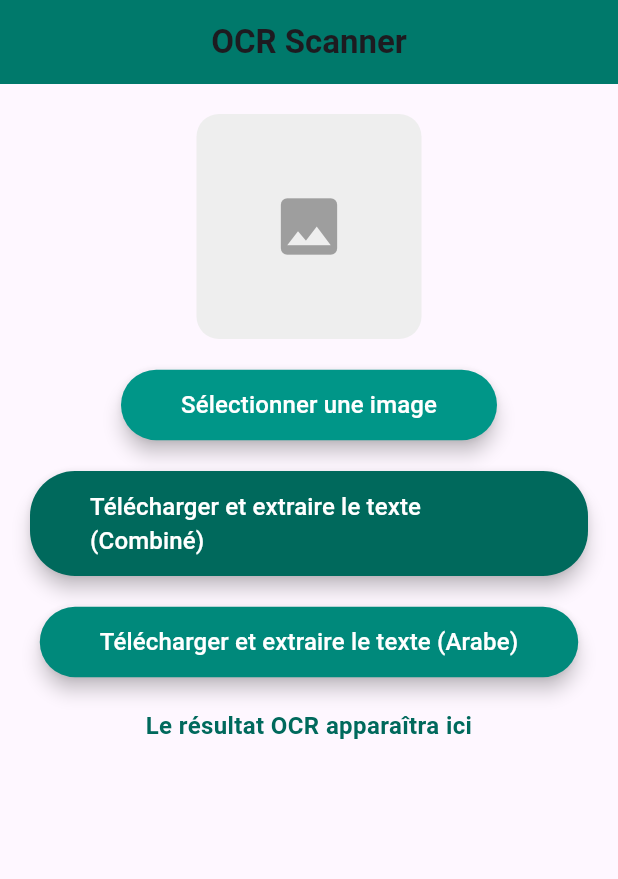
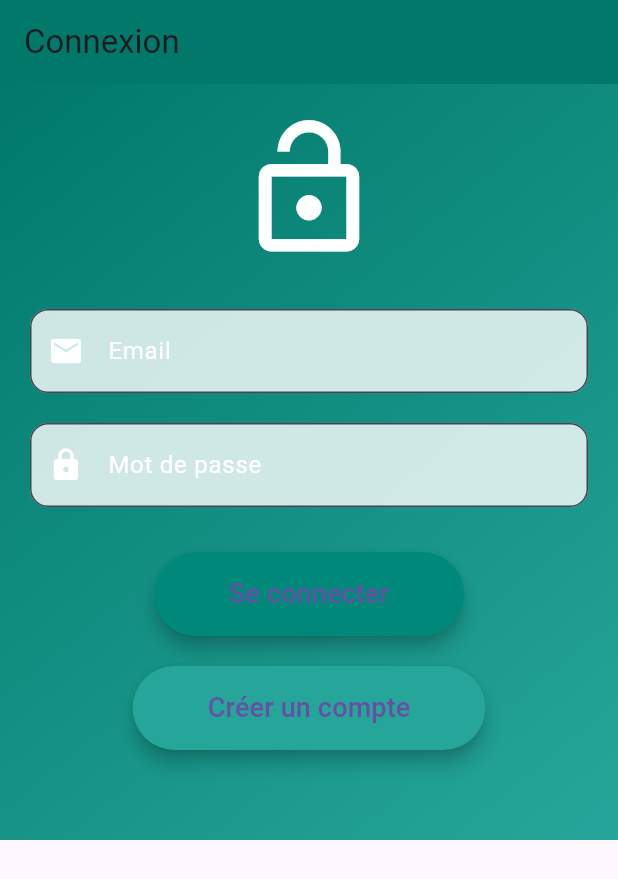
Before and after one commit to NOUTAILAA/ocr-flutter, a Flutter app: the screen it shows after launch, on a phone screen of 412 x 824 dp. Shown: the top 879 px of the screen. Run offline on Flutter 3.47's test engine with Material 3 defaults, Android fonts, the phone set to English and light mode, and no system bars; our stand-ins replace fluttertoast; missing offline and left inert: dart:html; Roboto replaces fonts that are missing (Arial).

Commit message:
add pages

```diff
--- a/lib/main.dart
+++ b/lib/main.dart
@@ -3,11 +3,12 @@ import 'dart:html' as html;
 import 'dart:typed_data';
 import 'package:flutter/material.dart';
 import 'package:http/http.dart' as http;
-import 'package:image_picker/image_picker.dart';
+import 'package:fluttertoast/fluttertoast.dart';
+import 'package:flutter_application_1/signup_page.dart'; // Importation de la page d'inscription
 
 void main() {
   runApp(MaterialApp(
-    home: OcrScreen(),
+    home: LoginPage(),
     theme: ThemeData(
       primarySwatch: Colors.teal,
       fontFamily: 'Arial',
@@ -15,7 +16,180 @@ void main() {
   ));
 }
 
+class LoginPage extends StatefulWidget {
+  @override
+  _LoginPageState createState() => _LoginPageState();
+}
+
+class _LoginPageState extends State<LoginPage> {
+  final _emailController = TextEditingController();
+  final _passwordController = TextEditingController();
+  final _loginKey = GlobalKey<FormState>();
+
+  String _authMessage = "";
+
+  // Fonction pour la connexion (Login)
+  Future<void> _login() async {
+    final email = _emailController.text;
+    final password = _passwordController.text;
+
+    final response = await http.post(
+      Uri.parse('http://127.0.0.1:5001/login'), // URL de ton API Flask
+      headers: {'Content-Type': 'application/json'},
+      body: jsonEncode({'email': email, 'password': password}),
+    );
+
+    if (response.statusCode == 200) {
+      final data = json.decode(response.body);
+      // Sauvegarder le token JWT pour une utilisation future
+      String token = data['access_token'];
+
+      setState(() {
+        _authMessage = "Connexion réussie!";
+      });
+      Fluttertoast.showToast(msg: "Connexion réussie. Token: $token");
+
+      // Naviguer vers la page d'OCR après la connexion
+      Navigator.pushReplacement(
+        context,
+        MaterialPageRoute(builder: (context) => OcrScreen(token: token)),
+      );
+    } else {
+      setState(() {
+        _authMessage = "Erreur de connexion!";
+      });
+      Fluttertoast.showToast(msg: "Erreur de connexion");
+    }
+  }
+
+  @override
+  Widget build(BuildContext context) {
+    return Scaffold(
+      appBar: AppBar(
+        title: Text("Connexion"),
+        backgroundColor: Colors.teal[700],
+      ),
+      body: Container(
+        decoration: BoxDecoration(
+          gradient: LinearGradient(
+            colors: [Colors.teal[700]!, Colors.teal[400]!],
+            begin: Alignment.topLeft,
+            end: Alignment.bottomRight,
+          ),
+        ),
+        padding: EdgeInsets.all(20.0),
+        child: Form(
+          key: _loginKey,
+          child: SingleChildScrollView(
+            child: Column(
+              crossAxisAlignment: CrossAxisAlignment.center,
+              children: [
+                Icon(
+                  Icons.lock_open,
+                  size: 100,
+                  color: Colors.white,
+                ),
+                SizedBox(height: 30),
+                TextFormField(
+                  controller: _emailController,
+                  decoration: InputDecoration(
+                    labelText: 'Email',
+                    labelStyle: TextStyle(color: Colors.white),
+                    prefixIcon: Icon(Icons.email, color: Colors.white),
+                    filled: true,
+                    fillColor: Colors.white.withOpacity(0.8),
+                    border: OutlineInputBorder(
+                      borderRadius: BorderRadius.circular(12),
+                    ),
+                  ),
+                  validator: (value) {
+                    if (value == null || value.isEmpty) {
+                      return 'Email obligatoire';
+                    }
+                    return null;
+                  },
+                ),
+                SizedBox(height: 20),
+                TextFormField(
+                  controller: _passwordController,
+                  decoration: InputDecoration(
+                    labelText: 'Mot de passe',
+                    labelStyle: TextStyle(color: Colors.white),
+                    prefixIcon: Icon(Icons.lock, color: Colors.white),
+                    filled: true,
+                    fillColor: Colors.white.withOpacity(0.8),
+                    border: OutlineInputBorder(
+                      borderRadius: BorderRadius.circular(12),
+                    ),
+                  ),
+                  obscureText: true,
+                  validator: (value) {
+                    if (value == null || value.isEmpty) {
+                      return 'Mot de passe obligatoire';
+                    }
+                    return null;
+                  },
+                ),
+                SizedBox(height: 30),
+                ElevatedButton(
+                  onPressed: () {
+                    if (_loginKey.currentState?.validate() ?? false) {
+                      _login();
+                    }
+                  },
+                  style: ElevatedButton.styleFrom(
+                    backgroundColor: Colors.teal[600],
+                    padding: EdgeInsets.symmetric(horizontal: 50, vertical: 15),
+                    shape: RoundedRectangleBorder(
+                      borderRadius: BorderRadius.circular(30),
+                    ),
+                    elevation: 5,
+                  ),
+                  child: Text(
+                    'Se connecter',
+                    style: TextStyle(fontSize: 18),
+                  ),
+                ),
+                SizedBox(height: 20),
+                ElevatedButton(
+                  onPressed: () {
+                    Navigator.push(
+                      context,
+                      MaterialPageRoute(builder: (context) => SignUpPage()),
+                    );
+                  },
+                  style: ElevatedButton.styleFrom(
+                    backgroundColor: Colors.teal[400],
+                    padding: EdgeInsets.symmetric(horizontal: 50, vertical: 15),
+                    shape: RoundedRectangleBorder(
+                      borderRadius: BorderRadius.circular(30),
+                    ),
+                    elevation: 5,
+                  ),
+                  child: Text(
+                    'Créer un compte',
+                    style: TextStyle(fontSize: 18),
+                  ),
+                ),
+                SizedBox(height: 20),
+                Text(
+                  _authMessage,
+                  style: TextStyle(color: Colors.white),
+                ),
+              ],
+            ),
+          ),
+        ),
+      ),
+    );
+  }
+}
+
 class OcrScreen extends StatefulWidget {
+  final String token;
+
+  OcrScreen({required this.token});
+
   @override
   _OcrScreenState createState() => _OcrScreenState();
 }
@@ -27,9 +201,10 @@ class _OcrScreenState extends State<OcrScreen> {
 
   // Fonction pour choisir une image avec le file picker
   Future<void> _pickImage() async {
-    final html.FileUploadInputElement uploadInput = html.FileUploadInputElement();
-    uploadInput.accept = 'image/*';  // Accepter uniquement les images
-    uploadInput.click();  // Simule un clic pour ouvrir le sélecteur de fichiers
+    final html.FileUploadInputElement uploadInput =
+        html.FileUploadInputElement();
+    uploadInput.accept = 'image/*'; // Accepter uniquement les images
+    uploadInput.click(); // Simule un clic pour ouvrir le sélecteur de fichiers
 
     uploadInput.onChange.listen((e) async {
       final files = uploadInput.files;
@@ -47,8 +222,8 @@ class _OcrScreenState extends State<OcrScreen> {
     });
   }
 
-  // Fonction pour envoyer l'image et récupérer le texte OCR en combiné (arabe et anglais)
-  Future<void> _uploadImage() async {
+  // Fonction pour envoyer l'image et récupérer le texte OCR
+  Future<void> _uploadImage(String endpoint) async {
     if (_imageBytes == null || _imagePath.isEmpty) {
       return; // Assurez-vous que _imageBytes n'est pas nul avant de continuer
     }
@@ -58,54 +233,32 @@ class _OcrScreenState extends State<OcrScreen> {
     final blob = html.Blob([_imageBytes!]);
     formData.appendBlob('image', blob, _imagePath);
 
-    // Envoyer la requête POST avec l'image vers le backend Flask pour extraction combinée
+    // Choisir le bon endpoint pour l'upload
+    String url = 'http://192.168.1.102:5000/$endpoint'; // URL de ton API Flask
+
+    // Envoyer la requête POST avec l'image vers le backend Flask
     try {
       final response = await html.HttpRequest.request(
-        'http://192.168.1.50:5000/upload_combined', // URL de votre API Flask
+        url,
         method: 'POST',
         sendData: formData,
+        requestHeaders: {
+          'Authorization':
+              'Bearer ${widget.token}' // Ajouter le token JWT dans l'entête
+        },
       );
 
       if (response.status == 200) {
         final data = json.decode(response.responseText!);
         setState(() {
-          _extractedText = data['data_combined']; // Réponse combinée (arabe + anglais)
-        });
-      } else {
-        setState(() {
-          _extractedText = "Erreur lors du téléchargement de l'image";
-        });
-      }
-    } catch (e) {
-      setState(() {
-        _extractedText = "Échec de la communication avec le serveur : $e";
-      });
-    }
-  }
-
-  // Fonction pour envoyer l'image et récupérer le texte OCR en arabe
-  Future<void> _uploadImageArabic() async {
-    if (_imageBytes == null || _imagePath.isEmpty) {
-      return; // Assurez-vous que _imageBytes n'est pas nul avant de continuer
-    }
-
-    // Créer un FormData pour envoyer l'image
-    final formData = html.FormData();
-    final blob = html.Blob([_imageBytes!]);
-    formData.appendBlob('image', blob, _imagePath);
-
-    // Envoyer la requête POST avec l'image vers le backend Flask pour extraction en arabe
-    try {
-      final response = await html.HttpRequest.request(
-        'http://192.168.1.50:5000/upload_arabic', // URL de votre API Flask pour l'arabe
-        method: 'POST',
-        sendData: formData,
-      );
-
-      if (response.status == 200) {
-        final data = json.decode(response.responseText!);
-        setState(() {
-          _extractedText = data['data_arabic']; // Réponse en arabe
+          if (endpoint == 'upload') {
+            _extractedText = data['data']; // Réponse en anglais
+          } else if (endpoint == 'upload_arabic') {
+            _extractedText = data['data_arabic']; // Réponse en arabe
+          } else {
+            _extractedText =
+                data['data_combined']; // Réponse combinée (arabe + anglais)
+          }
         });
       } else {
         setState(() {
@@ -162,40 +315,45 @@ class _OcrScreenState extends State<OcrScreen> {
               onPressed: _pickImage,
               style: ElevatedButton.styleFrom(
                 padding: EdgeInsets.symmetric(horizontal: 40, vertical: 12),
-                shape: RoundedRectangleBorder(borderRadius: BorderRadius.circular(30)),
-                backgroundColor: Colors.teal,  // Utilisez backgroundColor au lieu de primary
-                foregroundColor: Colors.white, // Utilisez foregroundColor au lieu de onPrimary
+                shape: RoundedRectangleBorder(
+                    borderRadius: BorderRadius.circular(30)),
+                backgroundColor: Colors.teal,
+                foregroundColor: Colors.white,
                 elevation: 5,
               ),
               child: Text("Sélectionner une image", style: TextStyle(fontSize: 16)),
             ),
             SizedBox(height: 20),
             ElevatedButton(
-              onPressed: _uploadImage,
+              onPressed: () => _uploadImage('upload_combined'),
               style: ElevatedButton.styleFrom(
                 padding: EdgeInsets.symmetric(horizontal: 40, vertical: 12),
-                shape: RoundedRectangleBorder(borderRadius: BorderRadius.circular(30)),
-                backgroundColor: Colors.teal[800], // Utilisez backgroundColor au lieu de primary
-                foregroundColor: Colors.white, // Utilisez foregroundColor au lieu de onPrimary
+                shape: RoundedRectangleBorder(
+                    borderRadius: BorderRadius.circular(30)),
+                backgroundColor: Colors.teal[800],
+                foregroundColor: Colors.white,
                 elevation: 5,
               ),
-              child: Text("Télécharger et extraire le texte (Combiné)", style: TextStyle(fontSize: 16)),
+              child: Text("Télécharger et extraire le texte (Anglais)", style: TextStyle(fontSize: 16)),
             ),
             SizedBox(height: 20),
             ElevatedButton(
-              onPressed: _uploadImageArabic,
+              onPressed: () => _uploadImage('upload_arabic'),
               style: ElevatedButton.styleFrom(
                 padding: EdgeInsets.symmetric(horizontal: 40, vertical: 12),
-                shape: RoundedRectangleBorder(borderRadius: BorderRadius.circular(30)),
-                backgroundColor: Colors.teal[600], // Utilisez une couleur différente pour ce bouton
-                foregroundColor: Colors.white, // Utilisez foregroundColor au lieu de onPrimary
+                shape: RoundedRectangleBorder(
+                    borderRadius: BorderRadius.circular(30)),
+                backgroundColor: Colors.teal[600],
+                foregroundColor: Colors.white,
                 elevation: 5,
               ),
               child: Text("Télécharger et extraire le texte (Arabe)", style: TextStyle(fontSize: 16)),
             ),
             SizedBox(height: 20),
             Text(
-              _extractedText.isEmpty ? "Le résultat OCR apparaîtra ici" : _extractedText,
+              _extractedText.isEmpty
+                  ? "Le résultat OCR apparaîtra ici"
+                  : _extractedText,
               style: TextStyle(fontSize: 16, fontWeight: FontWeight.bold, color: Colors.teal[800]),
               textAlign: TextAlign.center,
             ),
```
Also changed, not shown: lib/signup_page.dart (added, +143 -0 lines), pubspec.yaml (+8 -0 lines).
